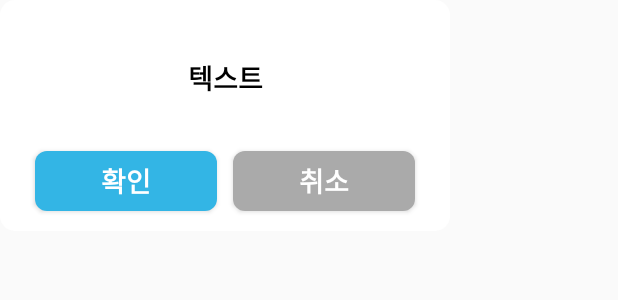
After one commit to zer05um2017/GoodButler, an Android app: the layout popup_dialog.xml on its own in the app's theme, with its tools: preview values and no code run, on a phone screen of 412 x 824 dp. The commit adds this screen. Shown: the top 300 px of the screen. Run offline under Robolectric (Android 15) with nearby library versions, the phone set to English and light mode, and no system bars.

Commit message:
- added pop-up dialog

```diff
--- a/app/src/main/java/com/j2d2/feeding/FeedingActivity.kt
+++ b/app/src/main/java/com/j2d2/feeding/FeedingActivity.kt
@@ -251,6 +251,7 @@ class FeedingActivity : AppCompatActivity() {
      * 입력된 Preference 가져오기
      */
     private fun getLatestInputDataFromPreference() {
+
         with(SharedPref.prefs) {
             if(contains(R.string.com_j2d2_feeding_feed_type.toString())) {
                 if (getInt(R.string.com_j2d2_feeding_feed_type.toString(), 0) == 0) {
--- a/app/src/main/java/com/j2d2/main/SettingActivity.kt
+++ b/app/src/main/java/com/j2d2/main/SettingActivity.kt
@@ -10,8 +10,7 @@ class SettingActivity : AppCompatActivity() {
         setContentView(R.layout.activity_setting)
         // image license
         // <div>아이콘 제작자
-        // <a href="https://www.flaticon.com/kr/authors/freepik" title="Freepik">Freepik</a>
-        // from <a href="https://www.flaticon.com/kr/" title="Flaticon">www.flaticon.com</a>
-        // </div>
+        // 아이콘 제작자 <a href="https://www.flaticon.com/kr/authors/freepik" title="Freepik">Freepik</a>
+        // from <a href="https://www.flaticon.com/kr/" title="Flaticon"> www.flaticon.com</a>
     }
 }
--- /dev/null
+++ b/app/src/main/res/drawable/btn_rounded_lightblue.xml
@@ -0,0 +1,6 @@
+<?xml version="1.0" encoding="utf-8"?>
+
+<shape xmlns:android="http://schemas.android.com/apk/res/android" android:shape="rectangle">
+    <solid android:color="#33B5E5"/>
+    <corners android:radius="8dp"/>
+</shape>
--- /dev/null
+++ b/app/src/main/res/drawable/dialog_bg.xml
@@ -0,0 +1,12 @@
+<?xml version="1.0" encoding="utf-8"?>
+<shape xmlns:android="http://schemas.android.com/apk/res/android">
+    <solid
+        android:color="#FFFFFFFF"/>
+    <corners
+        android:radius="10dp" />
+    <padding
+        android:left="10dp"
+        android:top="10dp"
+        android:right="10dp"
+        />
+</shape>
--- /dev/null
+++ b/app/src/main/res/layout/popup_dialog.xml
@@ -0,0 +1,62 @@
+<?xml version="1.0" encoding="utf-8"?>
+<LinearLayout xmlns:android="http://schemas.android.com/apk/res/android"
+    android:orientation="vertical"
+    android:layout_width="300dp"
+    android:background="@drawable/dialog_bg"
+    android:layout_height="wrap_content">
+
+    <LinearLayout
+        android:layout_width="match_parent"
+        android:layout_height="wrap_content"
+        android:orientation="vertical"
+        android:layout_margin="8dp"
+        >
+
+        <TextView
+            android:id="@+id/content"
+            android:layout_width="match_parent"
+            android:layout_height="wrap_content"
+            android:layout_marginTop="20dp"
+            android:layout_marginBottom="30dp"
+            android:text="텍스트"
+            android:textAlignment="center"
+            android:textColor="#000000"
+            android:textSize="18sp"
+            android:textStyle="bold" />
+
+        <LinearLayout
+            android:layout_width="match_parent"
+            android:layout_height="wrap_content"
+            android:orientation="horizontal">
+
+            <Button
+                android:id="@+id/ok"
+                android:layout_width="0dp"
+                android:layout_height="40dp"
+                android:layout_margin="5dp"
+                android:layout_weight="1"
+                android:background="@drawable/btn_rounded_lightblue"
+                android:text="확인"
+                android:textColor="@android:color/background_light"
+                android:textSize="18sp"
+                android:textStyle="bold" />
+
+            <Button
+                android:id="@+id/cancel"
+                android:layout_width="0dp"
+                android:layout_height="40dp"
+                android:layout_margin="5dp"
+                android:layout_weight="1"
+                android:background="@drawable/btn_rounded_gray"
+                android:text="취소"
+                android:textColor="@android:color/background_light"
+                android:textSize="18sp"
+                android:textStyle="bold" />
+
+
+        </LinearLayout>
+
+
+    </LinearLayout>
+
+</LinearLayout>
--- a/app/src/main/res/values/strings.xml
+++ b/app/src/main/res/values/strings.xml
@@ -47,5 +47,6 @@
     <string name="cancel">취소</string>
     <string name="delete">삭제</string>
     <string name="delete_message">삭제하시겠습니까?</string>
+    <string name="delete_alert_message">그래프에서 삭제할 데이터를 선택하세요.</string>
 
 </resources>
```
Also changed, not shown: app/src/main/java/com/j2d2/graph/GraphActivity.kt (+50 -47 lines), app/src/main/java/com/j2d2/main/DialogOnClickListener.kt (added, +8 -0 lines), app/src/main/java/com/j2d2/main/PopupDialog.kt (added, +53 -0 lines).
